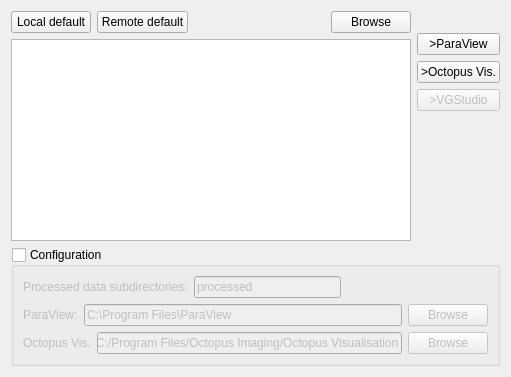
Above: MantidQt/CustomInterfaces/inc/MantidQtCustomInterfaces/Tomography/TomographyIfaceQtTabVisualize.ui from mantidproject/mantid before the change. Below: the same form after it.
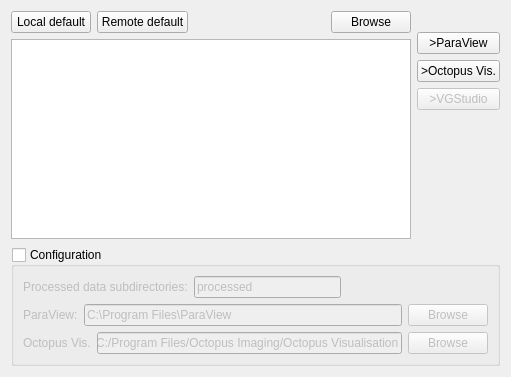
That is the form after the change.

Diff of the .ui file:
```diff
--- a/MantidQt/CustomInterfaces/inc/MantidQtCustomInterfaces/Tomography/TomographyIfaceQtTabVisualize.ui
+++ b/MantidQt/CustomInterfaces/inc/MantidQtCustomInterfaces/Tomography/TomographyIfaceQtTabVisualize.ui
@@ -124,6 +124,19 @@
      </item>
     </layout>
    </item>
+   <item>
+    <spacer name="verticalSpacer_3">
+     <property name="orientation">
+      <enum>Qt::Vertical</enum>
+     </property>
+     <property name="sizeHint" stdset="0">
+      <size>
+       <width>20</width>
+       <height>40</height>
+      </size>
+     </property>
+    </spacer>
+   </item>
    <item>
     <widget class="QGroupBox" name="groupBox">
      <property name="title">
```
Left out of the diff: 56 changed lines with no effect on the pictures.
